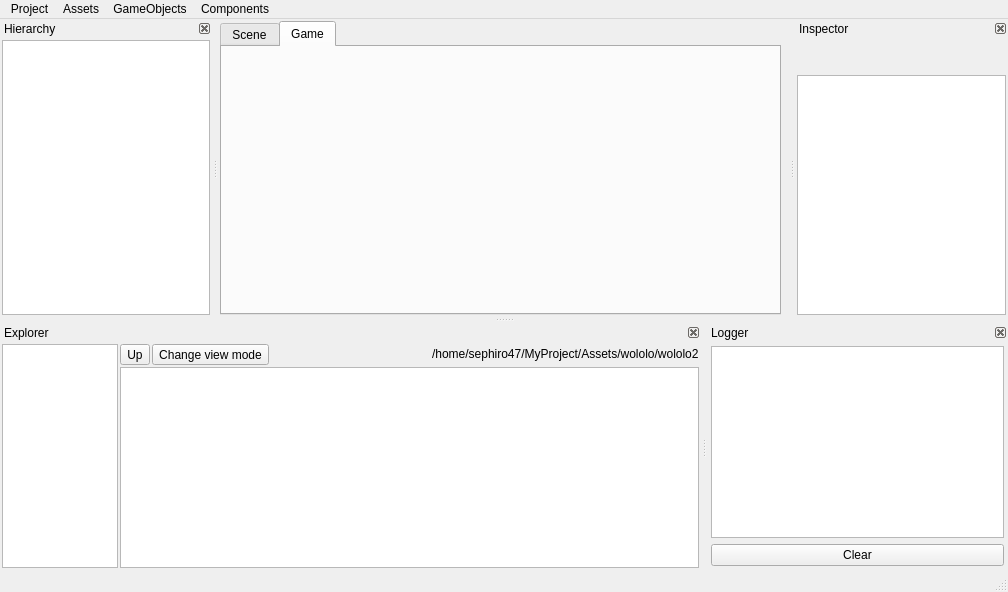
Qt form EngineAssets/EditorWindow.ui (Bang3DEngine/OldBang) before a commit.
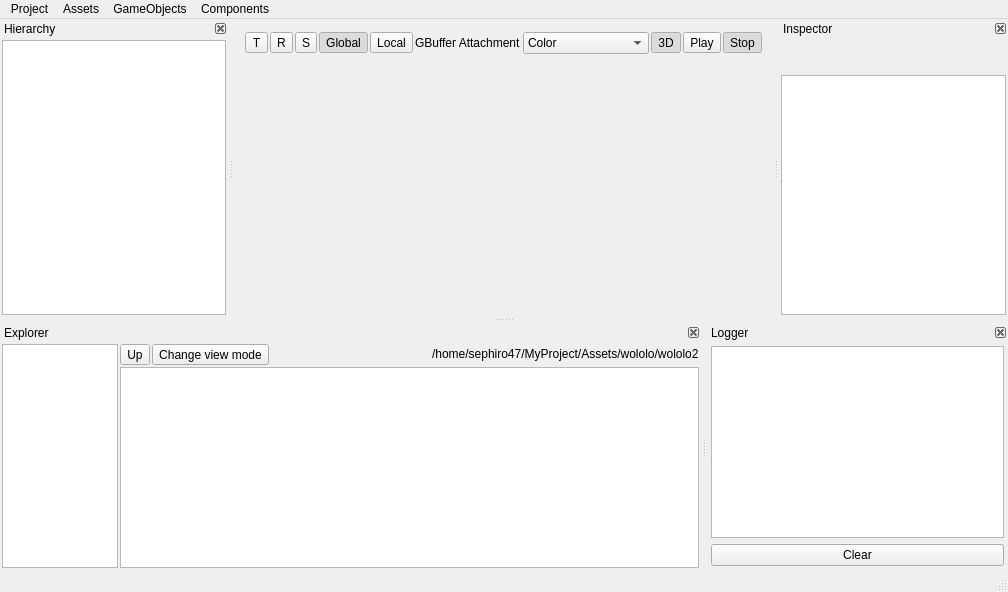
The same form after that commit. The open tabs and pages were chosen to show the change. Icons and pictures are not drawn. Custom widgets are drawn as their Qt base class.

Commit message: WIP. Started Scene/Game switch, but without tabs ftm

What changed in the file:
```diff
--- a/EngineAssets/EditorWindow.ui
+++ b/EngineAssets/EditorWindow.ui
@@ -36,47 +36,27 @@
    <bool>true</bool>
   </property>
   <widget class="QWidget" name="centralwidget">
-   <layout class="QVBoxLayout" name="verticalLayout_12">
+   <layout class="QVBoxLayout" name="verticalLayout" stretch="0,0,9999">
+    <property name="spacing">
+     <number>2</number>
+    </property>
     <property name="margin">
      <number>2</number>
     </property>
     <item>
-     <layout class="QGridLayout" name="gridLayout_3">
-      <item row="0" column="1">
-       <widget class="WindowEventManager" name="windowEventManager" native="true">
-        <zorder>tabWidget</zorder>
-        <zorder>tabWidget</zorder>
-       </widget>
-      </item>
-      <item row="0" column="0">
-       <widget class="QTabWidget" name="tabWidget">
-        <property name="currentIndex">
-         <number>0</number>
-        </property>
-        <widget class="QWidget" name="tabWidgetScene" native="true">
-         <attribute name="title">
-          <string>Scene</string>
-         </attribute>
+     <widget class="WindowEventManager" name="windowEventManager" native="true"/>
+    </item>
+    <item>
+     <widget class="Toolbar" name="screenToolbar" native="true">
          <layout class="QGridLayout" name="gridLayout">
-          <property name="margin">
-           <number>2</number>
-          </property>
           <property name="spacing">
            <number>0</number>
           </property>
           <item row="0" column="0">
-           <layout class="QVBoxLayout" name="tabWidgetScene_vlayout" stretch="0,9999">
+        <layout class="QHBoxLayout" name="hLayout_screenToolbar">
             <property name="spacing">
              <number>2</number>
             </property>
-            <item>
-             <widget class="Toolbar" name="widgetToolbar" native="true">
-              <layout class="QHBoxLayout" name="horizontalLayout_9">
-               <property name="margin">
-                <number>0</number>
-               </property>
-               <item>
-                <layout class="QHBoxLayout" name="horizontalLayout">
                  <item>
                   <widget class="QToolButton" name="buttonTranslateMode">
                    <property name="text">
@@ -276,48 +256,7 @@
              </widget>
             </item>
             <item>
-             <widget class="Screen" name="screenScene" native="true"/>
-            </item>
-           </layout>
-          </item>
-         </layout>
-        </widget>
-        <widget class="QWidget" name="tabWidgetGame" native="true">
-         <attribute name="title">
-          <string>Game</string>
-         </attribute>
-         <layout class="QGridLayout" name="gridLayout_4">
-          <property name="margin">
-           <number>2</number>
-          </property>
-          <item row="1" column="0">
-           <layout class="QVBoxLayout" name="tabWidgetGame_vlayout">
-            <item>
-             <widget class="Screen" name="screenGame" native="true">
-              <property name="enabled">
-               <bool>true</bool>
-              </property>
-              <property name="sizePolicy">
-               <sizepolicy hsizetype="Expanding" vsizetype="Expanding">
-                <horstretch>1</horstretch>
-                <verstretch>1</verstretch>
-               </sizepolicy>
-              </property>
-              <property name="mouseTracking">
-               <bool>true</bool>
-              </property>
-              <property name="focusPolicy">
-               <enum>Qt::StrongFocus</enum>
-              </property>
-             </widget>
-            </item>
-           </layout>
-          </item>
-         </layout>
-        </widget>
-       </widget>
-      </item>
-     </layout>
+     <widget class="Screen" name="screen" native="true"/>
     </item>
    </layout>
   </widget>
@@ -1024,7 +963,6 @@
   </action>
   <zorder>dockExplorer</zorder>
   <zorder>dockHierarchy</zorder>
-  <zorder>dockGame</zorder>
  </widget>
  <customwidgets>
   <customwidget>
```
Lines whose indentation alone changed are shown as unchanged. The commit also changes 46 other files.
